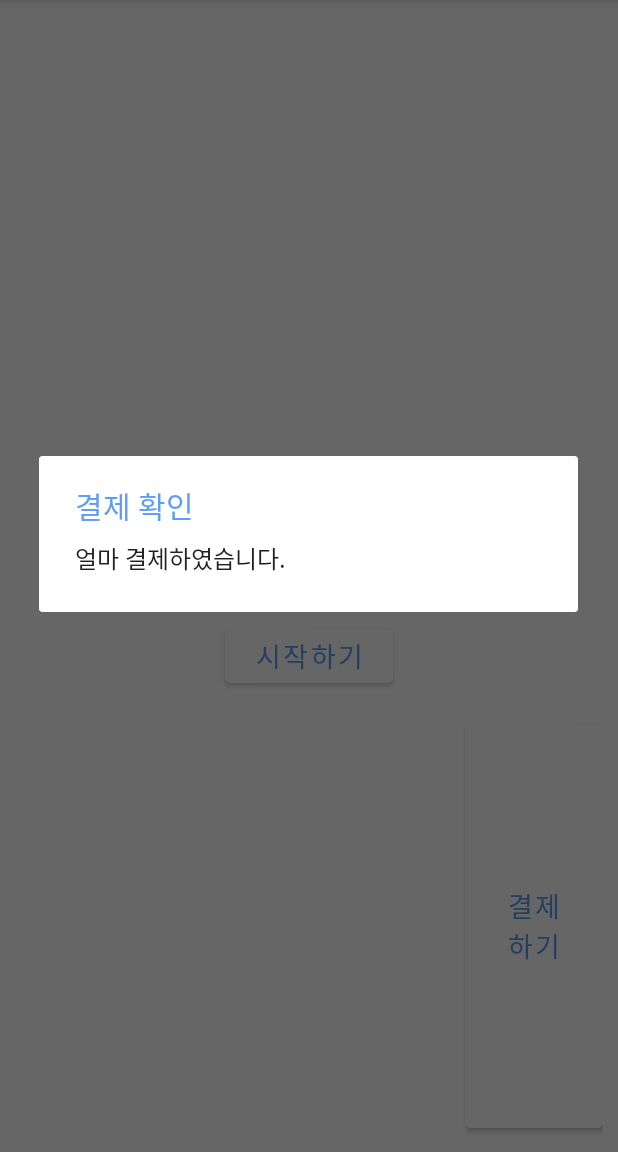
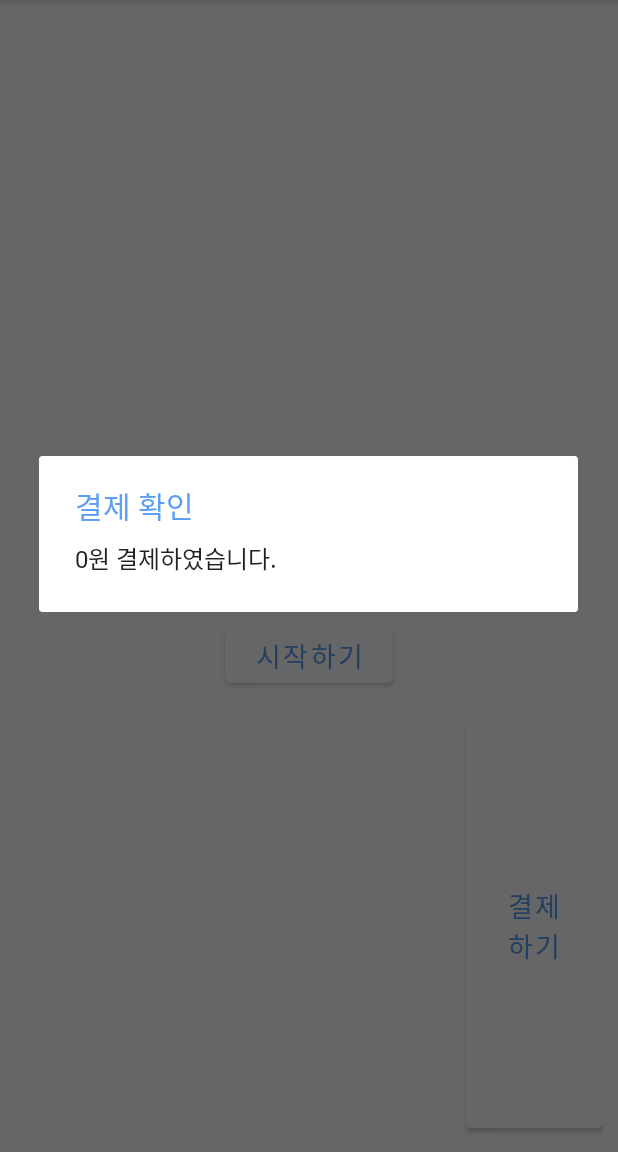
Before and after one commit to KNUwarriors/ETRI_Kiosk, an Android app: the screen it shows after launch (MainActivity), after a tap on an icon or button, on a phone screen of 412 x 824 dp, the part 84-1236 px from its top. Run offline under Robolectric (Android 15) with nearby library versions, the phone set to English and light mode, and no system bars; our stand-ins replace Firebase (no records; nobody signed in at launch, a user with empty details on screens opened directly); pictures from the network do not load.

Commit message:
Add totalPrice

```diff
--- a/app/src/main/java/com/warriors/etri/kiosk/MainActivity.java
+++ b/app/src/main/java/com/warriors/etri/kiosk/MainActivity.java
@@ -66,6 +66,7 @@ public class MainActivity extends AppCompatActivity implements ETRIApiHandler.On
     int orderCount = 0;
     boolean orderExist = false;
     Order orderExistData = new Order();
+    int totalPrice = 0;
 
     @Override
     protected void onCreate(Bundle savedInstanceState) {
@@ -131,9 +132,11 @@ public class MainActivity extends AppCompatActivity implements ETRIApiHandler.On
             @Override
             public void onDataChange(@NonNull DataSnapshot dataSnapshot) {
                 OrderArrayList.clear();
+                totalPrice = 0;
                 for (DataSnapshot snapshot : dataSnapshot.getChildren()) {
                     Order order = snapshot.getValue(Order.class);
                     OrderArrayList.add(order);
+                    totalPrice += order.getPrice() * order.getCount();
                 }
                 OrderAdapter.notifyDataSetChanged();
             }
@@ -167,7 +170,7 @@ public class MainActivity extends AppCompatActivity implements ETRIApiHandler.On
             public void onClick(View v) {
                 new AlertDialog.Builder(MainActivity.this, R.style.CustomAlertDialogStyle)
                         .setTitle("결제 확인")
-                        .setMessage("얼마 결제하였습니다.").show();
+                        .setMessage(totalPrice + "원 결제하였습니다.").show();
                 orderDatabase.removeValue();
                 OrderAdapter.notifyDataSetChanged();
                 refreshOrderList();
@@ -376,9 +379,11 @@ public class MainActivity extends AppCompatActivity implements ETRIApiHandler.On
             @Override
             public void onDataChange(@NonNull DataSnapshot dataSnapshot) {
                 OrderArrayList.clear();
+                totalPrice = 0;
                 for (DataSnapshot snapshot : dataSnapshot.getChildren()) {
                     Order order = snapshot.getValue(Order.class);
                     OrderArrayList.add(order);
+                    totalPrice += order.getPrice() * order.getCount();
                 }
                 OrderAdapter.notifyDataSetChanged();
             }
```
